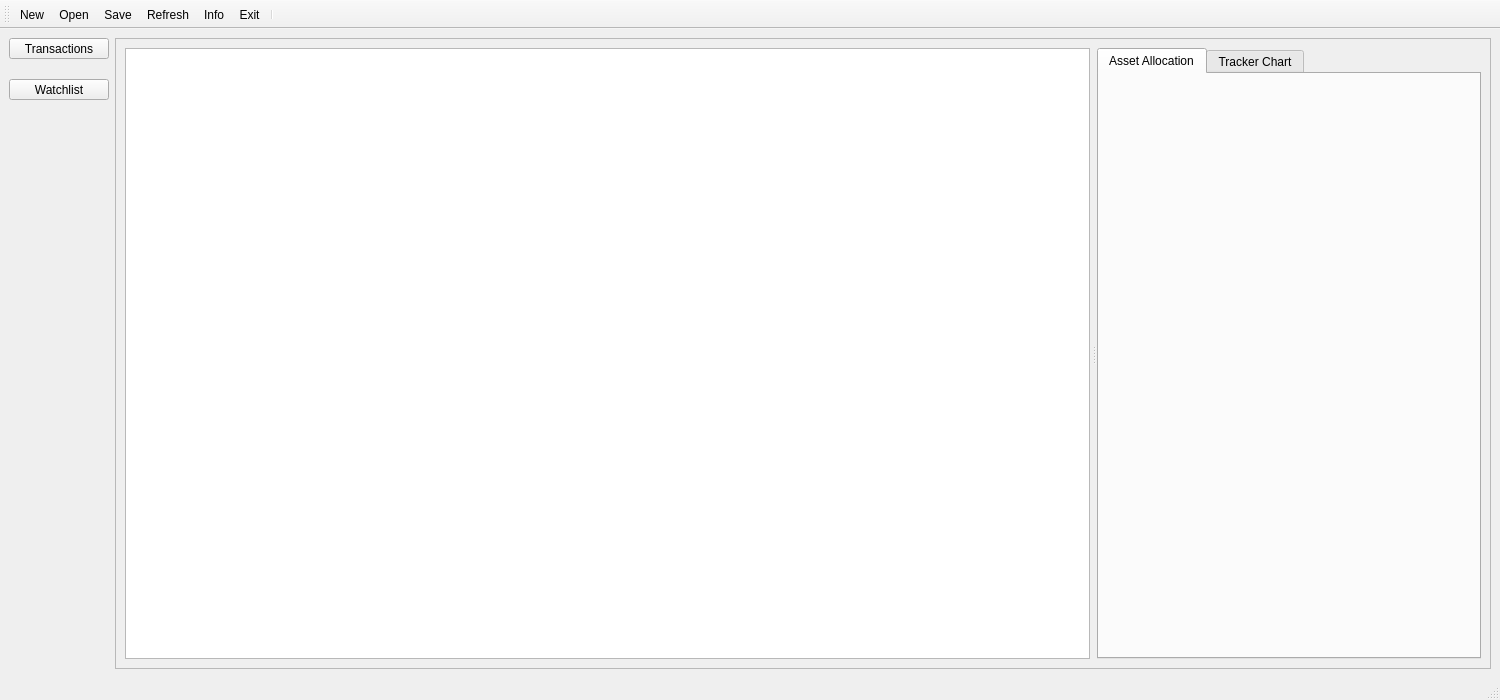
ywiyogo/AssetFolio, file src/qt/appgui.ui: the form before one commit.
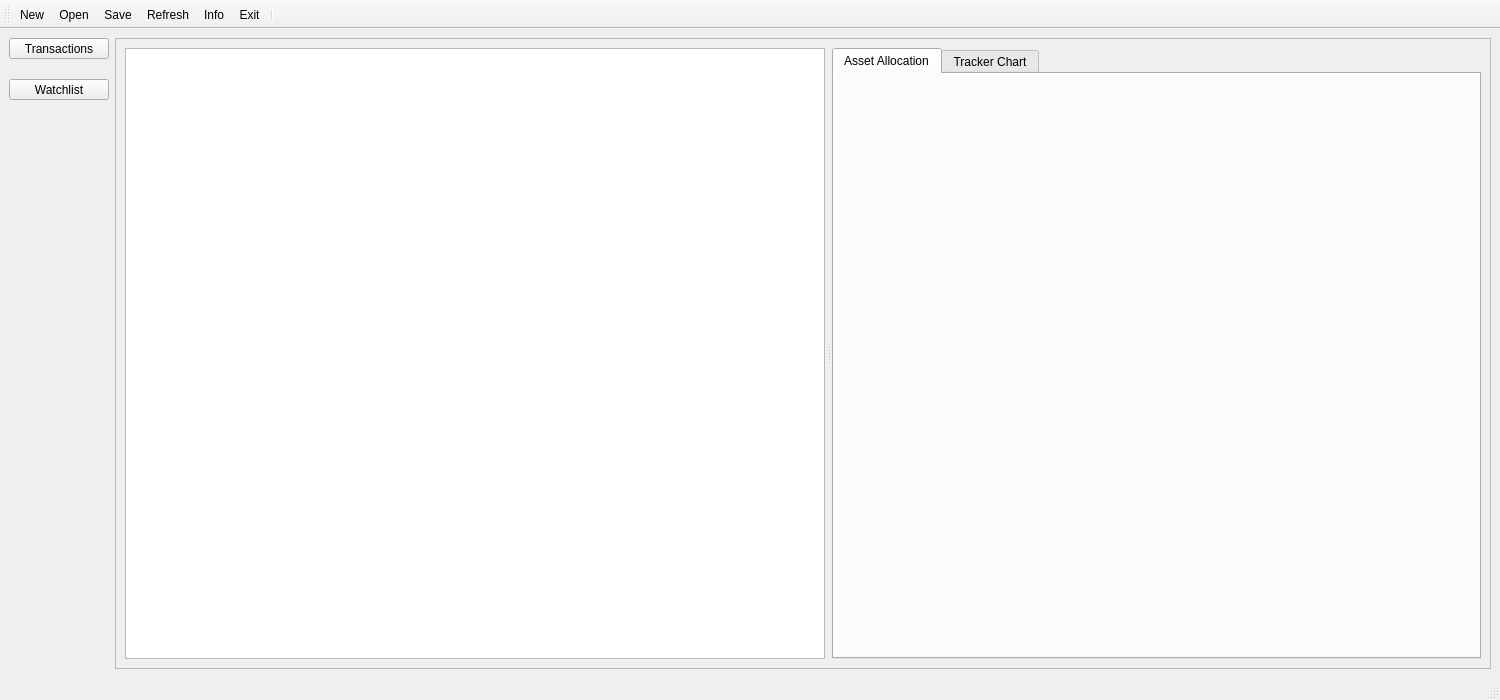
The form after the commit. The open tabs and pages were chosen to show the change. Icons and pictures are not drawn.

What changed in the file:
```diff
--- a/src/qt/appgui.ui
+++ b/src/qt/appgui.ui
@@ -178,10 +178,13 @@
           </property>
           <property name="minimumSize">
            <size>
-            <width>500</width>
+            <width>700</width>
             <height>300</height>
            </size>
           </property>
+          <property name="sizeAdjustPolicy">
+           <enum>QAbstractScrollArea::AdjustToContents</enum>
+          </property>
          </widget>
          <widget class="QTabWidget" name="tabWidget">
           <property name="sizePolicy">
```
Left out of the diff: 4 changed lines with no effect on the pictures.
